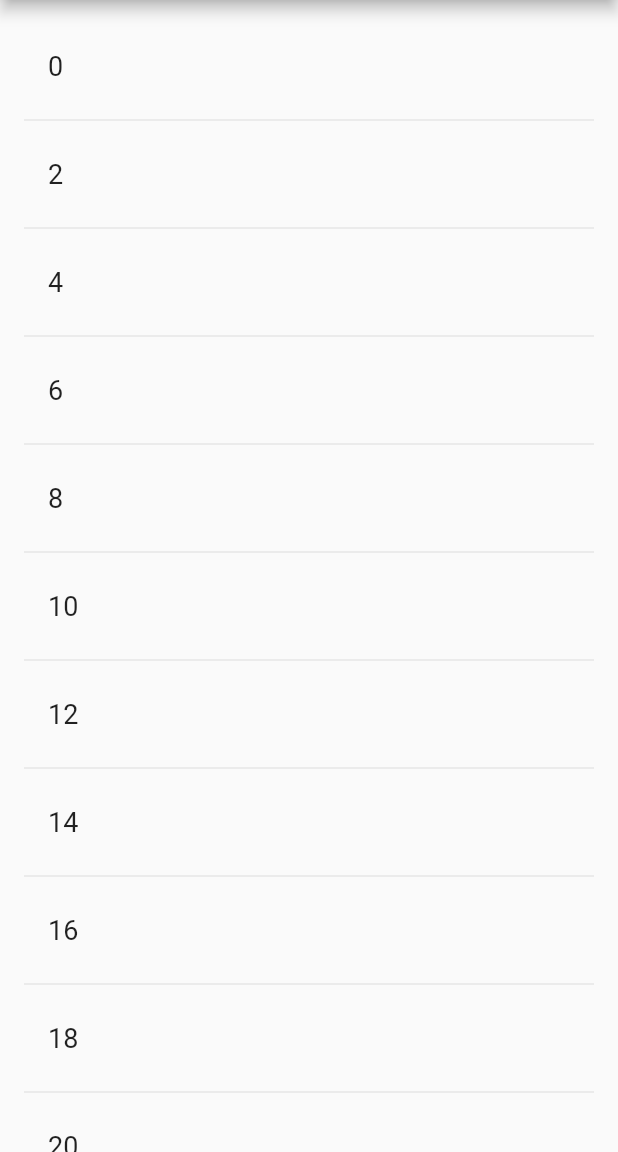
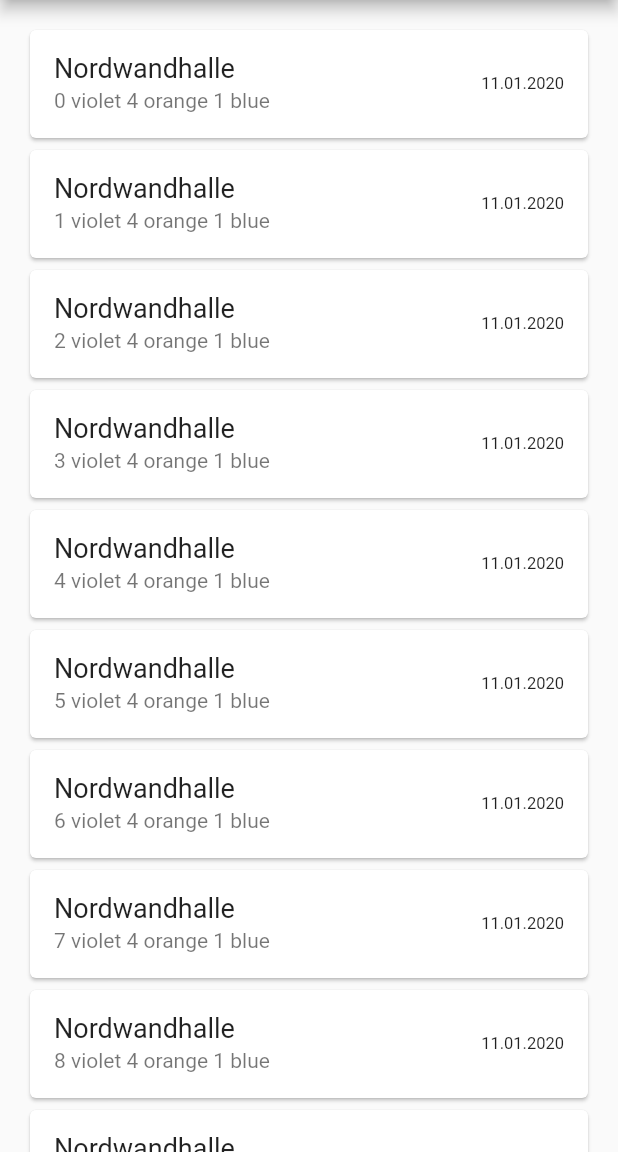
Before and after one commit to tim-kilian/bouldering-diary, a Flutter app: the screen it shows after launch, on a phone screen of 412 x 824 dp, the part 84-1236 px from its top. Run offline on Flutter 3.47's test engine with Material 2 defaults, Android fonts, the phone set to English and light mode, and no system bars.

Commit message:
Add some custom styling to card

```diff
--- a/lib/widgets/EntryList.dart
+++ b/lib/widgets/EntryList.dart
@@ -2,22 +2,17 @@ import 'package:flutter/cupertino.dart';
 import 'package:flutter/material.dart';
 
 class EntryList extends StatefulWidget {
-
   @override
   EntryListState createState() => EntryListState();
-
 }
 
 class EntryListState extends State<EntryList> {
-
   final List<String> entries = <String>[];
 
   @override
   Widget build(BuildContext context) {
     return Scaffold(
-      appBar: AppBar(
-          title: Text('Bouldering diary')
-      ),
+      appBar: AppBar(title: Text('Bouldering diary')),
       body: buildList(),
     );
   }
@@ -26,27 +21,26 @@ class EntryListState extends State<EntryList> {
     return ListView.builder(
         padding: const EdgeInsets.all(16),
         itemBuilder: (BuildContext context, int i) {
-          if (i.isOdd) {
-            return Divider();
-          }
-          final int index = i ~/ 2;
-
-          if (index >= entries.length) {
-
-          }
-
           return buildRow(i.toString());
-        }
-    );
+        });
   }
 
   Widget buildRow(String entry) {
-    return ListTile(
-      title: Text(
-          entry,
+    return Card(
+      child: ListTile(
+        title: Text(
+          'Nordwandhalle',
           style: TextStyle(fontSize: 18),
+        ),
+        subtitle: Text(entry + ' violet 4 orange 1 blue'),
+        trailing: Text(
+          '11.01.2020',
+          style: TextStyle(fontSize: 11),
+        ),
+        onTap: () {
+          print('cow');
+        },
       ),
     );
   }
-
 }
```
